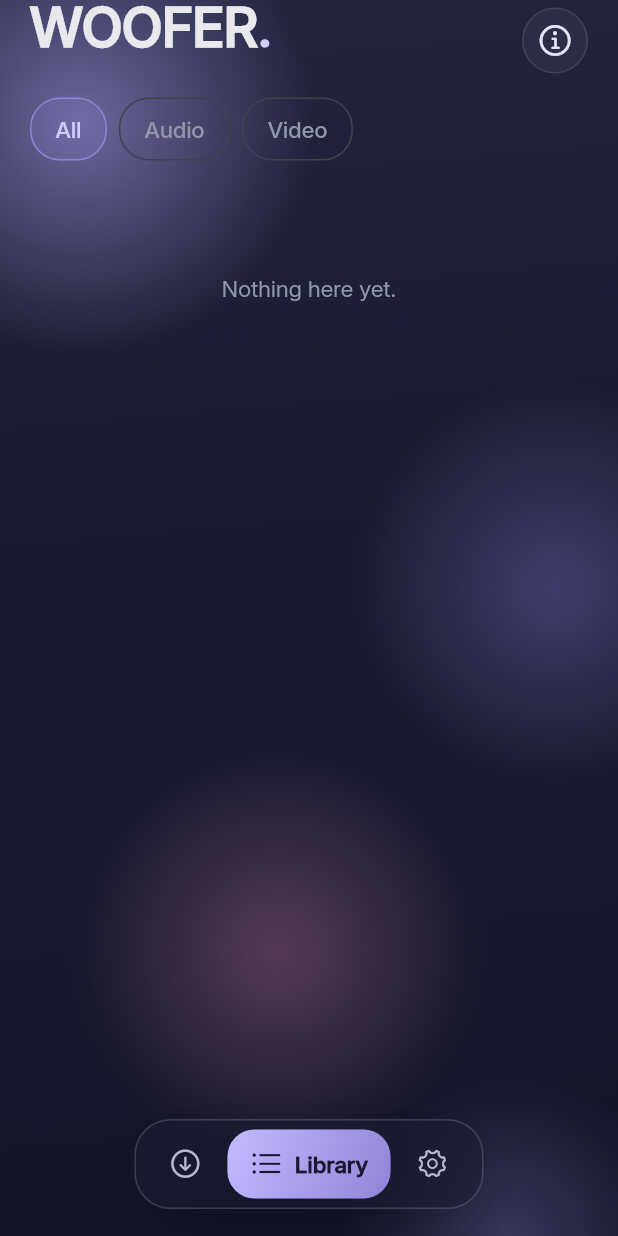
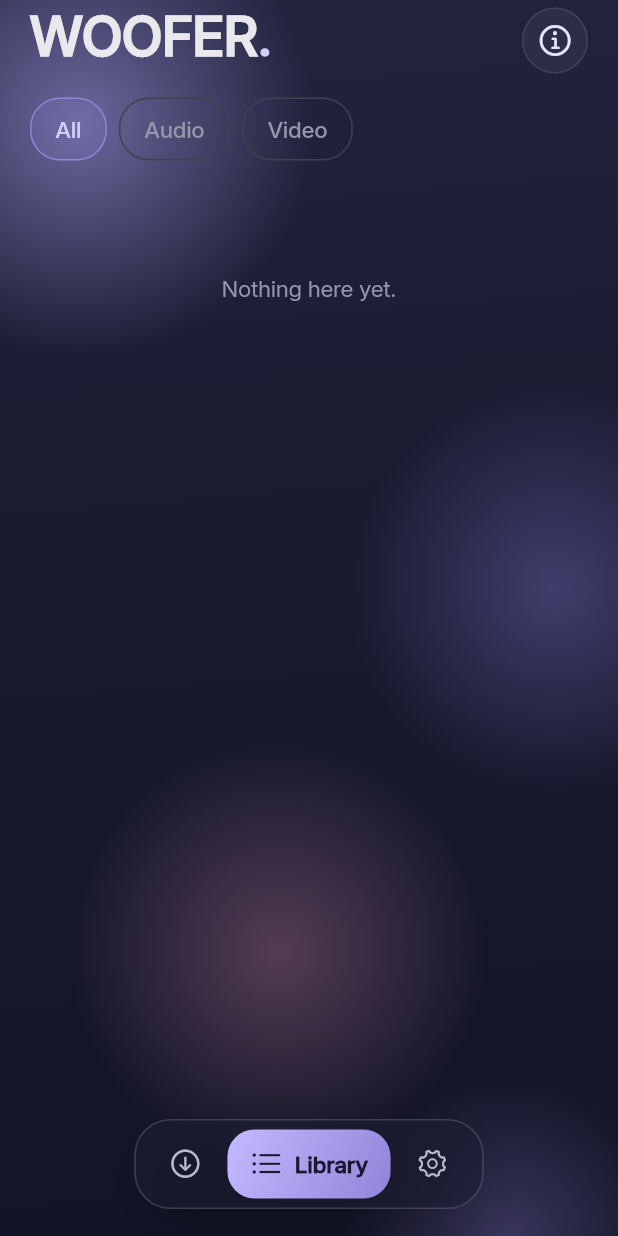
Before and after one commit to qp9z/woofer, a Flutter app: the screen it shows after launch, after a tap on an icon or button, on a phone screen of 412 x 824 dp. Run offline on Flutter 3.47's test engine with Material 3 defaults, Android fonts, the phone set to English and light mode, and no system bars; our stand-ins replace flutter_riverpod, package_info_plus, permission_handler, sqflite; missing offline and left inert: ffmpeg_kit_flutter_new, receive_sharing_intent; accounts and stored records are empty.

Commit message:
Added upper padding to fix heights.

```diff
--- a/app/lib/ui/screens/download_tab.dart
+++ b/app/lib/ui/screens/download_tab.dart
@@ -78,7 +78,10 @@ class _DownloadTabState extends ConsumerState<DownloadTab> {
                 crossAxisAlignment: CrossAxisAlignment.start,
                 children: [
                   const Expanded(
+                    child: Padding(
+                      padding: EdgeInsets.only(top: 6),
                       child: Wordmark(fontSize: AppType.display, height: 0.95),
+                    ),
                   ),
                   _InfoCircle(onTap: () => showAboutSheet(context)),
                 ],
--- a/app/lib/ui/screens/library_tab.dart
+++ b/app/lib/ui/screens/library_tab.dart
@@ -43,7 +43,10 @@ class _LibraryTabState extends ConsumerState<LibraryTab> {
                     crossAxisAlignment: CrossAxisAlignment.start,
                     children: [
                       const Expanded(
+                        child: Padding(
+                          padding: EdgeInsets.only(top: 6),
                           child: Wordmark(fontSize: AppType.display, height: 0.95),
+                        ),
                       ),
                       _InfoCircle(onTap: () => showAboutSheet(context)),
                     ],
--- a/app/lib/ui/screens/settings_tab.dart
+++ b/app/lib/ui/screens/settings_tab.dart
@@ -24,7 +24,10 @@ class SettingsTab extends StatelessWidget {
                 crossAxisAlignment: CrossAxisAlignment.start,
                 children: [
                   const Expanded(
+                    child: Padding(
+                      padding: EdgeInsets.only(top: 6),
                       child: Wordmark(fontSize: AppType.display, height: 0.95),
+                    ),
                   ),
                   _InfoCircle(onTap: () => showAboutSheet(context)),
                 ],
```
Lines whose indentation alone changed are shown as unchanged.
